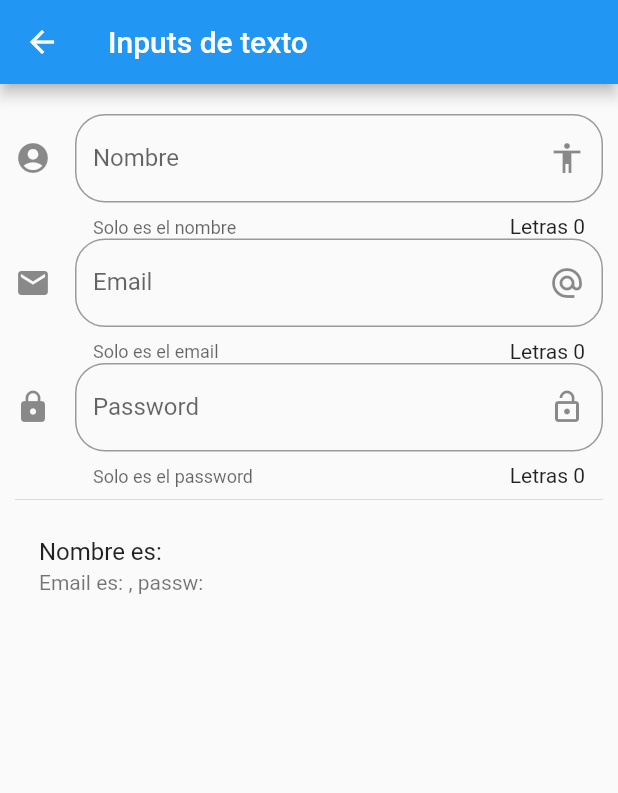
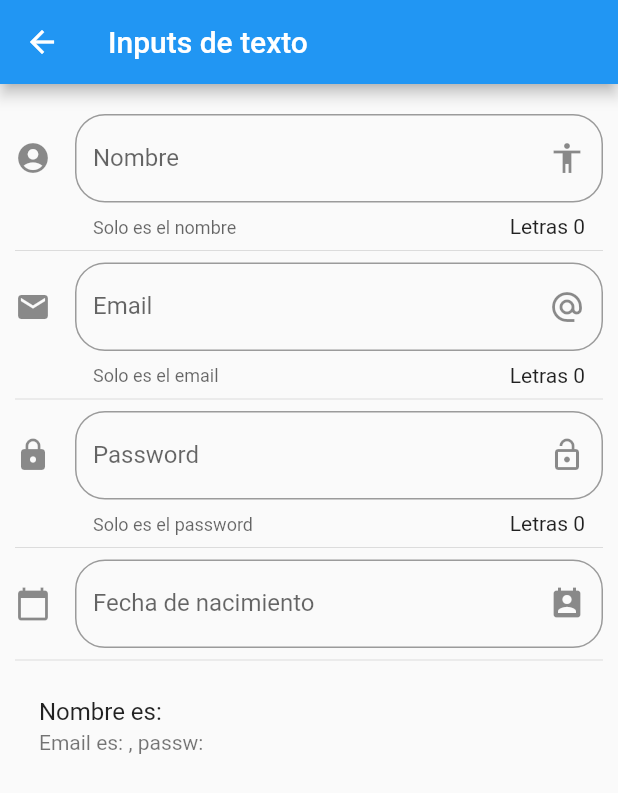
Before and after one commit to eacevedof/prj_flutter, a Flutter app: the InputPage screen opened by its route, on a phone screen of 412 x 824 dp. Shown: the top 793 px of the screen. Run offline on Flutter 3.47's test engine with Material 2 defaults, Android fonts, the phone set to English and light mode, and no system bars.

```diff
--- a/flutter_componentes/lib/src/pages/input_page.dart
+++ b/flutter_componentes/lib/src/pages/input_page.dart
@@ -1,3 +1,5 @@
+import 'dart:math';
+
 import 'package:flutter/material.dart';
 
 class InputPage extends StatefulWidget {
@@ -11,6 +13,9 @@ class _InputPageState extends State<InputPage> {
   String _nombre = "";
   String _email = "";
   String _password = "";
+  String _fecha = "";
+  TextEditingController _oFieldDateController = new TextEditingController();
+
 
   @override
   Widget build(BuildContext context) {
@@ -23,8 +28,12 @@ class _InputPageState extends State<InputPage> {
         padding: EdgeInsets.symmetric(horizontal: 10.0, vertical: 20),
         children: <Widget>[
           _crearInput(),//devuelve TextField()
+          Divider(),
           _crearEmail(),
+          Divider(),
           _crearPassword(),
+          Divider(),
+          _crearFecha(context),
           Divider(),
           _crearPersona(),//devuelve ListTile()
         ],
@@ -103,6 +112,43 @@ class _InputPageState extends State<InputPage> {
 
   }// _crearPassword
 
+  _selectDate(BuildContext context) async {
+    DateTime picked = await showDatePicker(
+      context: context,
+      initialDate: new DateTime.now(),
+      firstDate: new DateTime(2018),
+      lastDate: new DateTime(2025),
+    );
+
+    if (picked != null){
+      setState(() {
+        _fecha = picked.toString();
+        _oFieldDateController.text = _fecha;
+      });
+    }
+
+  }// _selectDate
+
+  Widget _crearFecha(BuildContext context){
+    return TextField(
+      enableInteractiveSelection: false,
+      controller: _oFieldDateController,
+      decoration: InputDecoration(
+        border: OutlineInputBorder(
+          borderRadius: BorderRadius.circular(20.0)
+        ),
+        hintText: "Fecha de nacimiento", //placeholder
+        labelText: "Fecha de nacimiento",//label
+        suffixIcon: Icon(Icons.perm_contact_calendar),//icono derecho
+        icon: Icon(Icons.calendar_today)//icono izquierdo
+      ),
+
+      onTap: (){
+        FocusScope.of(context).requestFocus(new FocusNode());
+        _selectDate(context);
+      },
+    );
+  }// _crearFecha
 
   Widget _crearPersona(){
     return ListTile(
```
Also changed, not shown: 1 other file.
